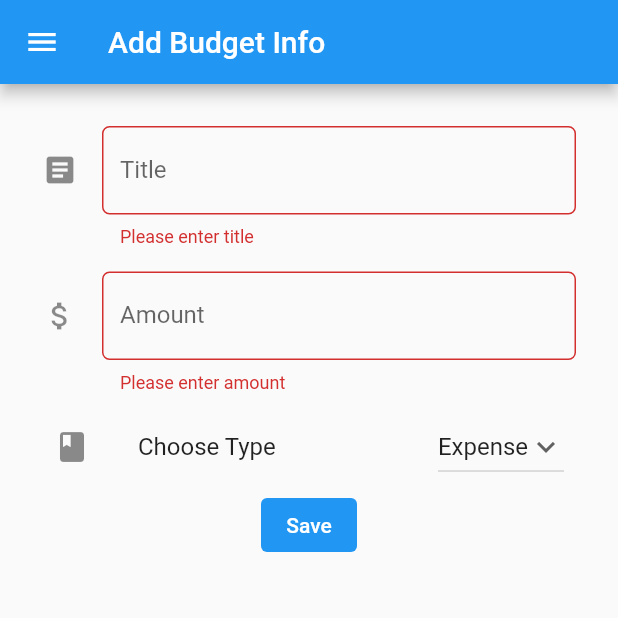
After one commit to azrahisman/pbd-flutter-repository, a Flutter app: the MyFormPage screen opened directly, after a tap on "Save", on a phone screen of 412 x 824 dp, the top half of it. The commit adds this screen. Run offline on Flutter 3.47's test engine with Material 2 defaults, Android fonts, the phone set to English and light mode, and no system bars.

Commit message:
finished assignment 8

```diff
--- /dev/null
+++ b/counter_7/lib/addInfo.dart
@@ -0,0 +1,192 @@
+import 'package:flutter/material.dart';
+import 'package:counter_7/main.dart';
+import 'package:counter_7/budgetData.dart';
+import 'package:flutter/services.dart';
+import 'dart:convert';
+
+class budgetData {
+  final String title;
+  final int amount;
+  final String budgetType;
+
+  const budgetData(this.title, this.amount, this.budgetType);
+}
+
+List<budgetData> listBudgetData = [];
+
+class MyFormPage extends StatefulWidget {
+  const MyFormPage({super.key});
+
+  @override
+  State<MyFormPage> createState() => _MyFormPageState();
+}
+
+class _MyFormPageState extends State<MyFormPage> {
+  final _formKey = GlobalKey<FormState>();
+  String _title = "";
+  int _amount = 0;
+  String budgetType = "Expense";
+  List<String> listBudgetType = ['Income', 'Expense'];
+
+  budgetData createDataList(newTitle, newAmount, newType) {
+    return budgetData(newTitle, newAmount, newType);
+  }
+
+  @override
+  Widget build(BuildContext context) {
+    return Scaffold(
+      appBar: AppBar(
+        title: Text('Add Budget Info'),
+      ),
+      drawer: Drawer(
+        child: Column(children: [
+          // Adding clickable menu
+          ListTile(
+            title: const Text('Counter_7'),
+            onTap: () {
+              // Routing the menu to the main page
+              Navigator.pushReplacement(
+                context,
+                MaterialPageRoute(builder: (context) => const MyHomePage()),
+              );
+            },
+          ),
+          ListTile(
+            title: const Text('Add Budget Info'),
+            onTap: () {
+              // Routing the menu to the form page
+              Navigator.pushReplacement(
+                context,
+                MaterialPageRoute(builder: (context) => const MyFormPage()),
+              );
+            },
+          ),
+          ListTile(
+              title: const Text('Budget Data'),
+              onTap: () {
+                // Routing the menu to Budget Data page
+                Navigator.pushReplacement(
+                  context,
+                  MaterialPageRoute(builder: (context) => const MyDataPage()),
+                );
+              }),
+        ]),
+      ),
+      body: Form(
+        key: _formKey,
+        child: SingleChildScrollView(
+          child: Container(
+            padding: const EdgeInsets.all(20.0),
+            child: Column(
+              children: [
+                Padding(
+                    // Using padding of 8 pixels
+                    padding: const EdgeInsets.all(8.0),
+                    child: TextFormField(
+                      decoration: InputDecoration(
+                          hintText: "Title",
+                          labelText: "Title",
+                          // icons for decoration
+                          icon: const Icon(Icons.article),
+
+                          // circular border
+                          border: OutlineInputBorder(
+                              borderRadius: BorderRadius.circular(5.0))),
+
+                      // onChanged: (String? value) {
+                      //      setState(() {
+                      //          _title = value!;
+                      //      });
+                      // },
+                      // behavior when Title is typed
+                      onSaved: (String? value) {
+                        setState(() {
+                          _title = value!;
+                        });
+                      },
+
+                      // validator
+                      validator: (String? value) {
+                        if (value == null || value.isEmpty) {
+                          return 'Please enter title';
+                        }
+                        return null;
+                      },
+                    )),
+                Padding(
+                    // Using padding of 8 pixels
+                    padding: const EdgeInsets.all(8.0),
+                    child: TextFormField(
+                      keyboardType: TextInputType.number,
+                      inputFormatters: [FilteringTextInputFormatter.digitsOnly],
+                      decoration: InputDecoration(
+                          hintText: "Amount",
+                          labelText: "Amount",
+                          // icons for decoration
+                          icon: const Icon(Icons.attach_money),
+
+                          // circular border
+                          border: OutlineInputBorder(
+                              borderRadius: BorderRadius.circular(5.0))),
+
+                      // behavior when Amount is typed
+                      onSaved: (String? value) {
+                        setState(() {
+                          _amount = int.parse(value.toString())!;
+                        });
+                      },
+
+                      // validator
+                      validator: (String? value) {
+                        if (value == null || value.isEmpty) {
+                          return 'Please enter amount';
+                        }
+                        return null;
+                      },
+                    )),
+                ListTile(
+                  leading: const Icon(Icons.class_),
+                  title: const Text(
+                    'Choose Type',
+                  ),
+                  trailing: DropdownButton(
+                    value: budgetType,
+                    icon: const Icon(Icons.keyboard_arrow_down),
+                    items: listBudgetType.map((String items) {
+                      return DropdownMenuItem(
+                        value: items,
+                        child: Text(items),
+                      );
+                    }).toList(),
+                    onChanged: (String? newValue) {
+                      setState(() {
+                        budgetType = newValue!;
+                      });
+                    },
+                  ),
+                ),
+                TextButton(
+                  child: const Text(
+                    "Save",
+                    style: TextStyle(color: Colors.white),
+                  ),
+                  style: ButtonStyle(
+                    backgroundColor: MaterialStateProperty.all(Colors.blue),
+                  ),
+                  onPressed: () {
+                    if (_formKey.currentState!.validate()) {
+                      _formKey.currentState!.save();
+                      budgetData newData =
+                          createDataList(_title, _amount, budgetType);
+                      listBudgetData.add(newData);
+                    }
+                  },
+                ),
+              ],
+            ),
+          ),
+        ),
+      ),
+    );
+  }
+}
```
Also changed, not shown: counter_7/lib/budgetData.dart (added, +79 -0 lines), counter_7/lib/main.dart (+43 -3 lines).
